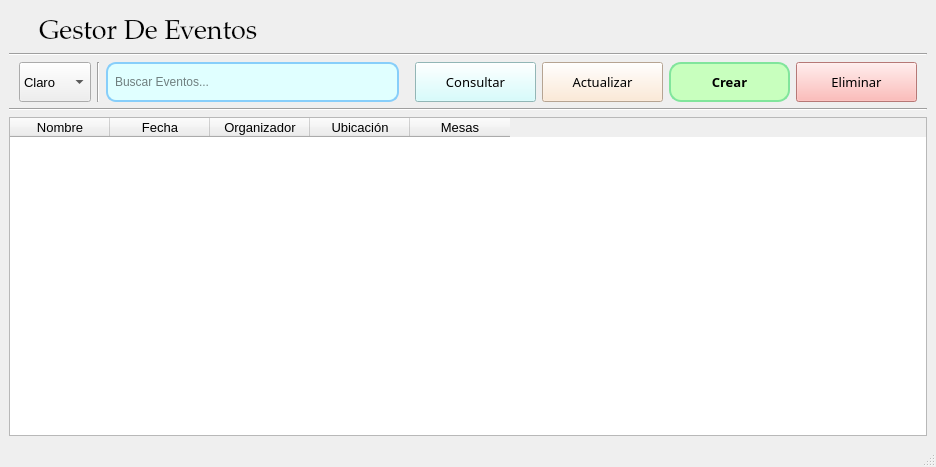
Qt form src/ui/PantallaPrincipal.ui (IvanJesusCorbalanPascual/Gestor-de-Eventos) before a commit.
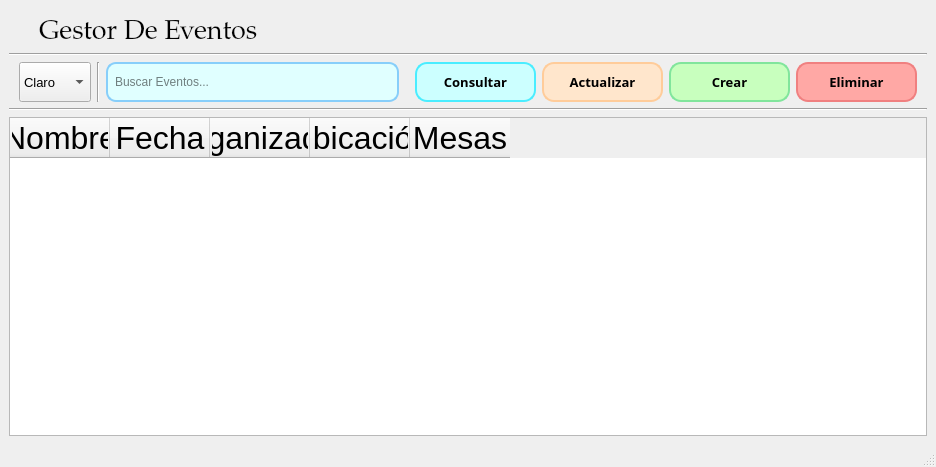
The same form after that commit. Icons and pictures are not drawn.

What changed in the file:
```diff
--- a/src/ui/PantallaPrincipal.ui
+++ b/src/ui/PantallaPrincipal.ui
@@ -182,6 +182,8 @@
          <font>
           <family>Alef</family>
           <pointsize>10</pointsize>
+          <weight>75</weight>
+          <bold>true</bold>
          </font>
         </property>
         <property name="cursor">
@@ -190,6 +192,10 @@
         <property name="styleSheet">
          <string notr="true">QWidget {
     background-color: rgb(204, 255, 255); /* Un azul cian o turquesa muy pálido */
+	font-weight: bold;
+border-radius: 12px; /* Bordes Redondeados para todos los botones */
+	border: 2px solid #4AEDFF; /* Borde sutil */
+font-weight: bold;
 }
 QPushButton#btnConsultarEvento:hover {
     background-color: #4AEDFF;
@@ -212,6 +218,8 @@
          <font>
           <family>Alef</family>
           <pointsize>10</pointsize>
+          <weight>75</weight>
+          <bold>true</bold>
          </font>
         </property>
         <property name="cursor">
@@ -220,6 +228,9 @@
         <property name="styleSheet">
          <string notr="true">QWidget {
     background-color: rgb(255, 230, 204); /* Un naranja muy pálido o melocotón claro */
+border-radius: 12px; /* Bordes Redondeados para todos los botones */
+	border: 2px solid #FFCC9A; /* Borde sutil */
+font-weight: bold;
 }
 QPushButton#btnActualizarEvento:hover {
     background-color: #FFCC9A; 
@@ -283,6 +294,8 @@
          <font>
           <family>Alef</family>
           <pointsize>10</pointsize>
+          <weight>75</weight>
+          <bold>true</bold>
          </font>
         </property>
         <property name="cursor">
@@ -291,6 +304,9 @@
         <property name="styleSheet">
          <string notr="true">QWidget {
     background-color: rgb(255, 168, 165); /* Un rojo pastel o rosa muy claro */
+	border-radius: 12px; /* Bordes Redondeados para todos los botones */
+	border: 2px solid #F08080; /* Borde sutil */
+	font-weight: bold;
 }
 QPushButton#btnEliminarEvento:hover {
     background-color: #F08080;
@@ -321,7 +337,7 @@
       <property name="font">
        <font>
         <family>MS Shell Dlg 2</family>
-        <pointsize>10</pointsize>
+        <pointsize>24</pointsize>
        </font>
       </property>
       <property name="styleSheet">
```
